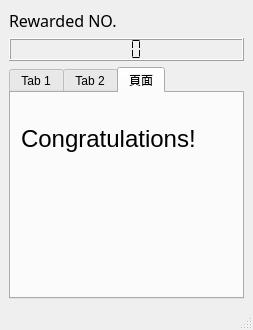
First picture: the form in mainwindow.ui, repository idiotyong/WeiYaGameClient, before the edit.
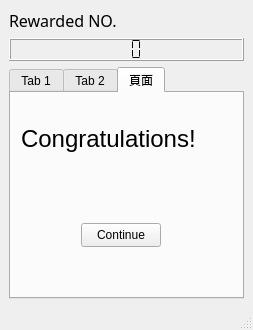
Second picture: the form after the edit. The open tabs and pages were chosen to show the change.

Commit message: 1. Add Continue Button in Winned Award Page.

Diff of the .ui file:
```diff
--- a/mainwindow.ui
+++ b/mainwindow.ui
@@ -426,6 +426,19 @@
          <string>Congratulations!</string>
         </property>
        </widget>
+       <widget class="QPushButton" name="btnContinue">
+        <property name="geometry">
+         <rect>
+          <x>70</x>
+          <y>130</y>
+          <width>80</width>
+          <height>24</height>
+         </rect>
+        </property>
+        <property name="text">
+         <string>Continue</string>
+        </property>
+       </widget>
       </widget>
      </widget>
     </item>
```
Left out of the diff: 122 changed lines with no effect on the pictures. The commit also changes 10 other files.
